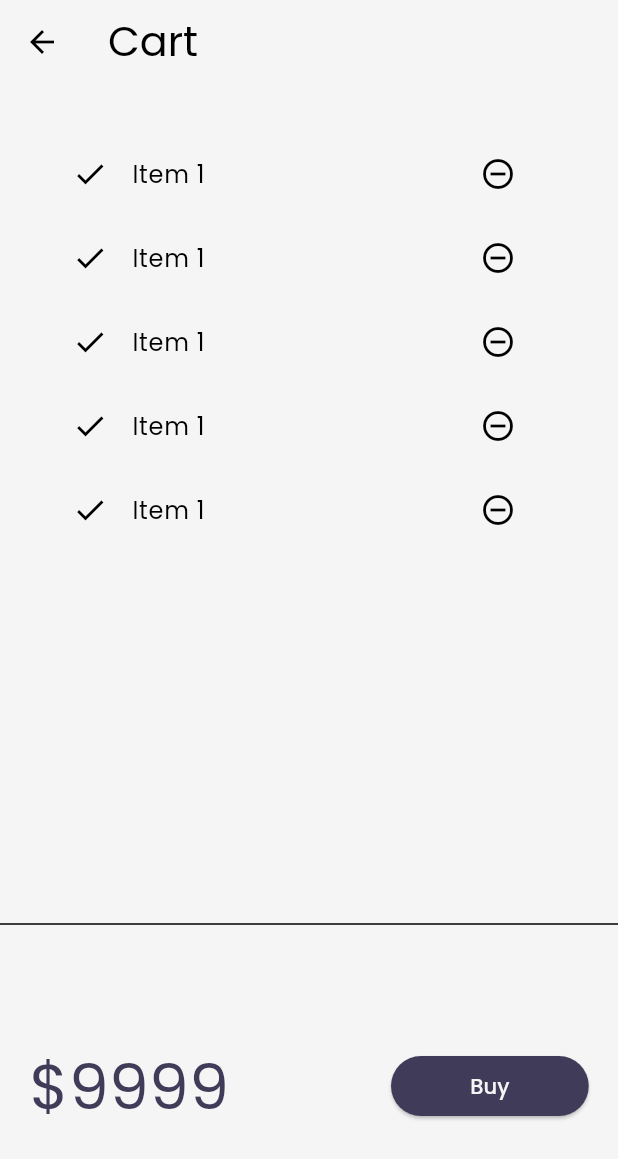
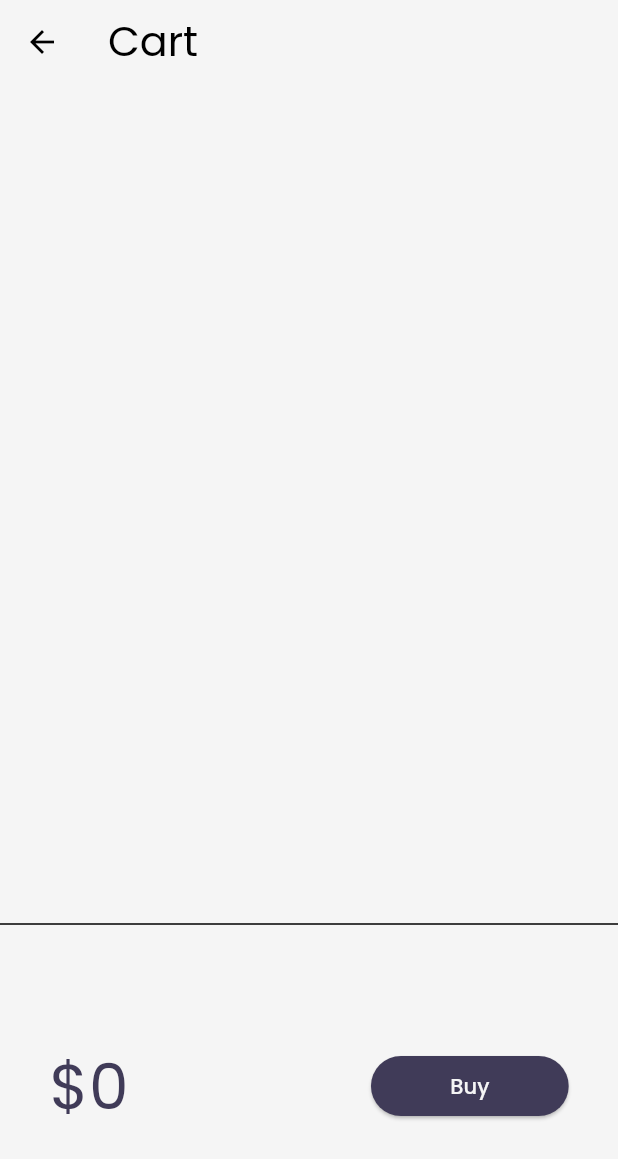
Before and after one commit to pragati-flutter/Catalogy_app, a Flutter app: the screen it shows after launch, after a tap on an icon or button, on a phone screen of 412 x 824 dp. Shown: the top 1159 px of the screen. Run offline on Flutter 3.47's test engine with Material 3 defaults, Android fonts, the light colour scheme and no system bars; our stand-ins replace google_fonts, velocity_x; network calls fail.

Commit message:
day-11 completed

```diff
--- a/lib/models/cart.dart
+++ b/lib/models/cart.dart
@@ -1,29 +1,38 @@
-
-import 'package:flutter/material.dart';
 import 'package:flutter_catalog/models/catalog.dart';
 
-class CartModel{
+class CartModel {
+  static final cartModel = CartModel._internal();
+
+  CartModel._internal();
+
+  factory CartModel() => cartModel;
+
   //catalog field
- late CatalogModel  _catalog;
+  //CatalogModel? _catalog;
+
   //collection of ids = store id of each item
   final List<int> _itemIds = [];
-CatalogModel  get catalog =>_catalog;
 
-set catalog(CatalogModel newCatalog){
-  assert(newCatalog != null);
-  _catalog = newCatalog;
-}
-List<Item>get items => _itemIds.map((id)=>_catalog.getById(id)).toList();
+  //CatalogModel get catalog => _catalog ?? CatalogModel();
+
+  // set catalog(CatalogModel? newCatalog) {
+  //   assert(newCatalog != null);
+  //   _catalog = newCatalog;
+  // }
+
+  List<Item?> get items => _itemIds.map((id) => CatalogModel().getById(id)).toList();
+
 //Get  total price
-num get totalPrice => items.fold(0,(total,current)=>total+current.price);
+  num get totalPrice =>
+      items.fold(0, (total, current) => total + (current?.price ?? 12));
+
 //add item
-void add(Item item){
+  void add(Item item) {
     _itemIds.add(item.id);
   }
+
 //remove item
-void remove(Item item){
+  void remove(Item item) {
     _itemIds.remove(item.id);
   }
-
-
 }
--- a/lib/models/catalog.dart
+++ b/lib/models/catalog.dart
@@ -1,48 +1,48 @@
 class Item {
-   int  id;
-   String  name;
-  String  desc;
-   num  price;
-  String  color;
-  String  image;
+  int id;
+  String name;
+  String desc;
+  num price;
+  String color;
+  String image;
 
   Item(
-      { required this.id,
+      {required this.id,
       required this.name,
       required this.desc,
       required this.price,
-    required  this.color,
-      required this.image}
-      );
-  factory Item.fromMap(Map<String,dynamic>map){
+      required this.color,
+      required this.image});
+
+  factory Item.fromMap(Map<String, dynamic> map) {
     return Item(
-      id:map["id"],
-      name:map["name"],
-      desc:map["desc"],
-      price:map["price"],
-      color:map["color"],
-      image:map["image"],
+      id: map["id"],
+      name: map["name"],
+      desc: map["desc"],
+      price: map["price"],
+      color: map["color"],
+      image: map["image"],
     );
   }
 }
 
 class CatalogModel {
+  static final catModel = CatalogModel._internal();
 
+  CatalogModel._internal();
 
+  factory CatalogModel() => catModel;
 
-  static List<Item> items = [
+  static List<Item> items = [];
 
-
-  ];
   Item getById(int id) {
+    print("...catalog items -> $items");
     return items.firstWhere((element) {
-    return element.id==id;
-  },orElse: null);
+      return element.id == id;
+    });
   }
 
   Item getByPosition(int pos) {
     return items[pos];
   }
-
-
 }
--- a/lib/pages/cart_page.dart
+++ b/lib/pages/cart_page.dart
@@ -1,10 +1,10 @@
-import 'package:flutter/cupertino.dart';
 import 'package:flutter/material.dart';
-import 'package:flutter_catalog/widgets/themes.dart';
 import 'package:velocity_x/velocity_x.dart';
 
+import '../models/cart.dart';
+
 class CartPage extends StatelessWidget {
-
+  const CartPage({super.key});
 
   @override
   Widget build(BuildContext context) {
@@ -16,9 +16,9 @@ class CartPage extends StatelessWidget {
       ),
       body: Column(
         children: [
-          CartList().p32().expand(),
-          Divider(),
-          CartTotal(),
+          const CartList().p32().expand(),
+          const Divider(),
+          const CartTotal(),
         ],
       ),
     );
@@ -26,27 +26,31 @@ class CartPage extends StatelessWidget {
 }
 
 class CartTotal extends StatelessWidget {
+  const CartTotal({super.key});
+
   @override
   Widget build(BuildContext context) {
+    final cart = CartModel();
     return SizedBox(
       height: 200,
       child: Row(
-        mainAxisAlignment:MainAxisAlignment.spaceAround,
+        mainAxisAlignment: MainAxisAlignment.spaceAround,
         children: [
-          "\$9999".text.xl5.color(Theme.of(context).colorScheme.secondary).make(),
-      30.widthBox,
-      ElevatedButton(onPressed:(){
-        ScaffoldMessenger.of(context)
-            .showSnackBar(SnackBar
-          (content: "Buying not supported yet".text.make())
-        );
-      } ,
+          "\$${cart.totalPrice}"
+              .text
+              .xl5
+              .color(Theme.of(context).colorScheme.secondary)
+              .make(),
+          30.widthBox,
+          ElevatedButton(
+            onPressed: () {
+              ScaffoldMessenger.of(context).showSnackBar(
+                  SnackBar(content: "Buying not supported yet".text.make()));
+            },
             style: ButtonStyle(
-              backgroundColor: WidgetStateProperty.all(
-                 Theme.of(context).colorScheme.secondary)
-              ),
-
-              child:"Buy".text.color(context.canvasColor).make(),
+                backgroundColor: WidgetStateProperty.all(
+                    Theme.of(context).colorScheme.secondary)),
+            child: "Buy".text.color(context.canvasColor).make(),
           ).w32(context)
         ],
       ),
@@ -54,27 +58,28 @@ class CartTotal extends StatelessWidget {
   }
 }
 
+class CartList extends StatefulWidget {
+  const CartList({super.key});
 
-class CartList extends StatefulWidget {
   @override
   State<CartList> createState() => _CartListState();
 }
 
 class _CartListState extends State<CartList> {
+  final _cart = CartModel();
+
   @override
   Widget build(BuildContext context) {
     return ListView.builder(
-itemCount: 5,
-        itemBuilder:(context,index)=>ListTile(
-      leading: Icon(Icons.done),
-      trailing: IconButton(
-          icon:Icon(Icons.remove_circle_outline),
-      onPressed: (){
-
-      },
+      itemCount: _cart.items.length,
+      itemBuilder: (context, index) => ListTile(
+        leading: const Icon(Icons.done),
+        trailing: IconButton(
+          icon: const Icon(Icons.remove_circle_outline),
+          onPressed: () {},
+        ),
+        title: _cart.items[index]?.name.text.make(),
       ),
-          title: "Item 1".text.make(),
-        ),
     );
   }
 }
--- a/lib/pages/home_page.dart
+++ b/lib/pages/home_page.dart
@@ -16,7 +16,6 @@ import '../widgets/home_widgets/catalog_header.dart';
 import '../widgets/home_widgets/catalog_list.dart';
 
 class HomePage extends StatefulWidget {
-
   const HomePage({super.key});
 
   @override
@@ -34,20 +33,17 @@ class _HomePageState extends State<HomePage> {
     loadData();
   }
 
-
   loadData() async {
     await Future.delayed(Duration(seconds: 2));
 
-    final catalogJson =
-    await rootBundle.loadString("files/catalog.Json");
+    final catalogJson = await rootBundle.loadString("files/catalog.Json");
     final decodedData = jsonDecode(catalogJson);
     var productsData = decodedData["products"];
     CatalogModel.items = List.from(productsData).map<Item>((item) {
       return Item.fromMap(item);
     }).toList();
-    setState(() {
 
-     });
+    setState(() {});
   }
 
 
@@ -57,7 +53,7 @@ class _HomePageState extends State<HomePage> {
     return Scaffold(
       backgroundColor: context.canvasColor,
       floatingActionButton: FloatingActionButton(
-        onPressed: ()=> Navigator.pushNamed(context,MyRoutes.cartRoute),
+        onPressed: () => Navigator.pushNamed(context, MyRoutes.cartRoute),
         child: Icon(CupertinoIcons.cart),
       ),
       body: SafeArea(
@@ -65,21 +61,17 @@ class _HomePageState extends State<HomePage> {
           padding: Vx.m32,
           child: Column(
             crossAxisAlignment: CrossAxisAlignment.start,
-      children: [
-        CatalogHeader(),
+            children: [
+              CatalogHeader(),
+              if (CatalogModel.items != null && CatalogModel.items.isNotEmpty)
+                const CatalogList().py16().expand()
 
-        if(CatalogModel.items != null && CatalogModel.items.isNotEmpty)
-         CatalogList().py16().expand()
-        else
-
-             CircularProgressIndicator().centered().expand(),
-
-      ],
+               else
+                const CircularProgressIndicator().centered().expand(),
+            ],
           ),
         ),
       ),
     );
-
   }
-
-  }
+}
--- a/lib/widgets/home_widgets/catalog_list.dart
+++ b/lib/widgets/home_widgets/catalog_list.dart
@@ -2,42 +2,40 @@ import 'package:flutter/material.dart';
 import 'package:flutter_catalog/pages/home_detail_page.dart';
 import 'package:velocity_x/velocity_x.dart';
 
+import '../../models/cart.dart';
 import '../../models/catalog.dart';
-import '../../widgets/themes.dart';
 
 import 'catalog_image.dart';
 
-class CatalogList extends StatelessWidget{
+class CatalogList extends StatelessWidget {
+  const CatalogList({super.key});
+
   @override
   Widget build(BuildContext context) {
-    return
-      ListView.builder(
+
+    return ListView.builder(
         shrinkWrap: true,
         itemCount: CatalogModel.items.length,
-          itemBuilder: (context,index){
+        itemBuilder: (context, index) {
           final catalog = CatalogModel.items[index];
           return InkWell(
-              onTap: ()=>Navigator.push
-                (context,
-                  MaterialPageRoute
-                (builder: (context)=>HomeDetailPage(
-                  catalog: catalog),
+            onTap: () => Navigator.push(
+              context,
+              MaterialPageRoute(
+                builder: (context) => HomeDetailPage(catalog: catalog),
               ),
             ),
-
-                child: CatalogItem(catalog: catalog));
-          }
-
+            child: CatalogItem(catalog: catalog),
           );
-
+        });
   }
 }
 
-class CatalogItem extends StatelessWidget{
+class CatalogItem extends StatelessWidget {
   final Item catalog;
-  const CatalogItem({Key? key,required this.catalog})
-      :assert(catalog != null),
-        super(key:key);
+
+  const CatalogItem({super.key, required this.catalog});
+
   @override
   Widget build(BuildContext context) {
     return VxBox(
@@ -45,41 +43,76 @@ class CatalogItem extends StatelessWidget{
         children: [
           Hero(
               tag: Key(catalog.id.toString()),
-              child: CatalogImage(image: catalog.image,)).w40(context),
-
+              child: CatalogImage(
+                image: catalog.image,
+              )).w40(context),
           Expanded(
             child: Column(
               crossAxisAlignment: CrossAxisAlignment.start,
               mainAxisAlignment: MainAxisAlignment.center,
               children: [
-                  catalog.name.text.lg.color(Theme.of(context).colorScheme.secondary).bold.make(),
-                  catalog.desc.text.textStyle(context.captionStyle).color(Theme.of(context).colorScheme.secondary).make(),
+                catalog.name.text.lg
+                    .color(Theme.of(context).colorScheme.secondary)
+                    .bold
+                    .make(),
+                catalog.desc.text
+                    .textStyle(context.captionStyle)
+                    .color(Theme.of(context).colorScheme.secondary)
+                    .make(),
                 ButtonBar(
                   alignment: MainAxisAlignment.spaceBetween,
                   children: [
-                      "\$${catalog.price}".text.xl.bold.color(Theme.of(context).colorScheme.secondary).make(),
-                      ElevatedButton(
-                        onPressed:(){} ,
-                        style: ButtonStyle(
-                          backgroundColor:WidgetStateProperty.all(
-                            context.primaryColor,
-                          ) ,
-                          shape: WidgetStateProperty.all(
-                            StadiumBorder(),
-                          ),
-                        ),
-                        child: "Add to cart".text.white.bold.make(),
-                      )
+                    "\$${catalog.price}"
+                        .text
+                        .xl
+                        .bold
+                        .color(Theme.of(context).colorScheme.secondary)
+                        .make(),
+                    _AddToCard(catalog: catalog),
                   ],
-
                 ).pOnly(right: 8.0)
               ],
-
             ).py1(),
           ),
         ],
       ),
     ).color(context.cardColor).rounded.square(170).make().py16();
-
   }
 }
+
+class _AddToCard extends StatefulWidget {
+  final Item catalog;
+
+  const _AddToCard({required this.catalog});
+
+  @override
+  State<_AddToCard> createState() => _AddToCardState();
+}
+
+class _AddToCardState extends State<_AddToCard> {
+  bool isAdded = false;
+
+  @override
+  Widget build(BuildContext context) {
+    return ElevatedButton(
+      onPressed: () {
+        isAdded = isAdded.toggle();
+        final cart = CartModel();
+        print("...item added -> ${widget.catalog.price}");
+        cart.add(widget.catalog);
+
+        setState(() {});
+      },
+      style: ElevatedButton.styleFrom(
+        backgroundColor: context.primaryColor,
+        shape: const StadiumBorder(),
+      ),
+      child: isAdded
+          ? const Icon(
+              Icons.done,
+              color: (Colors.white),
+            )
+          : "Add to cart".text.white.bold.make(),
+    );
+  }
+}
--- a/lib/widgets/themes.dart
+++ b/lib/widgets/themes.dart
@@ -34,7 +34,6 @@ static ThemeData darkTheme(context)=> ThemeData(
     secondary:Colors.white,
   ),
 
-
   appBarTheme: AppBarTheme(
     color: Colors.white,
 
```
Lines whose indentation alone changed are shown as unchanged.
